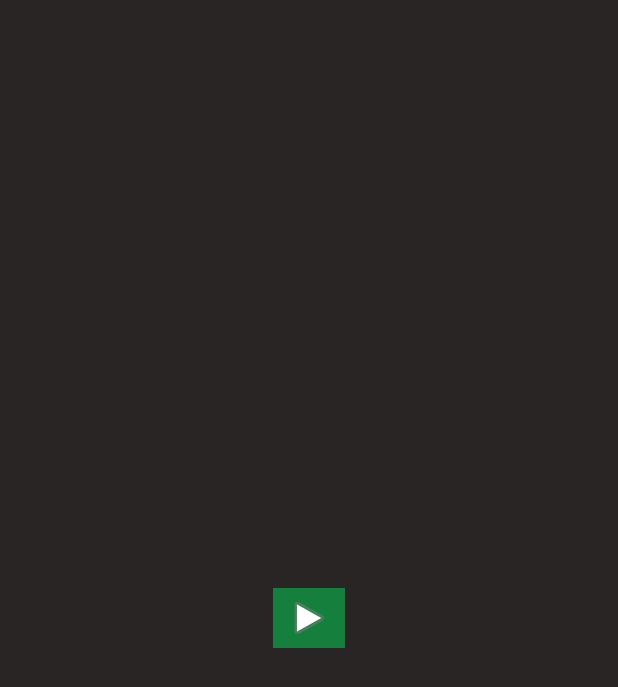
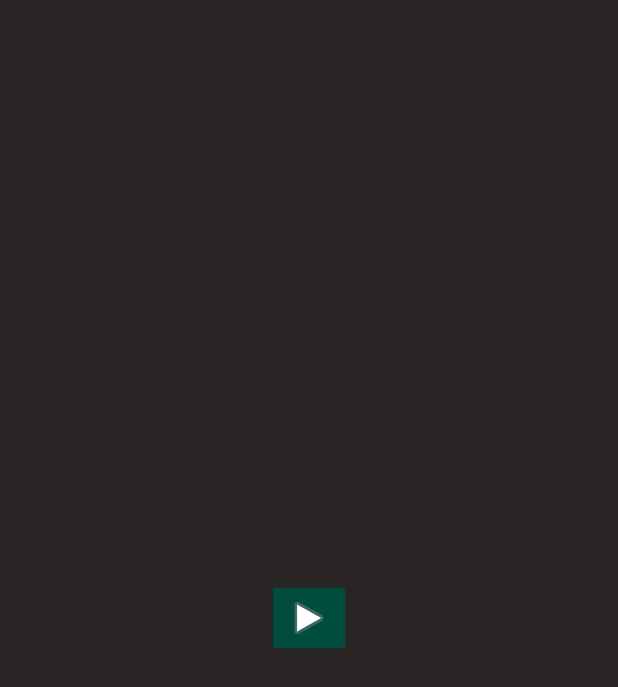
Before and after one commit to cliambrown/EasyNoise, an Android app: the screen it shows after launch (MainActivity), on a phone screen of 412 x 824 dp. Shown: the top 687 px of the screen. Run offline under Robolectric (Android 15) with nearby library versions, the phone set to English and light mode, and no system bars; 4 statements that could not run were skipped.

Commit message:
Widget WIP

```diff
--- a/app/src/main/java/com/cliambrown/easynoise/MainActivity.kt
+++ b/app/src/main/java/com/cliambrown/easynoise/MainActivity.kt
@@ -55,13 +55,13 @@ class MainActivity : AppCompatActivity(), PlayerService.Callbacks {
         serviceIsBound = false
     }
 
-    fun startAudio(view: View) {
+    fun play(view: View) {
         val intent = Intent(this@MainActivity, NotificationReceiver::class.java)
         intent.setAction(PLAY)
         sendBroadcast(intent)
     }
 
-    fun pauseAudio(view: View) {
+    fun pause(view: View) {
         val intent = Intent(this@MainActivity, NotificationReceiver::class.java)
         intent.setAction(PAUSE)
         sendBroadcast(intent)
--- a/app/src/main/java/com/cliambrown/easynoise/helpers/Constants.kt
+++ b/app/src/main/java/com/cliambrown/easynoise/helpers/Constants.kt
@@ -4,5 +4,9 @@ private const val PATH = "com.cliambrown.easynoise.action."
 
 const val PLAY = PATH + "PLAY"
 const val PAUSE = PATH + "PAUSE"
+const val DISMISS = PATH + "DISMISS"
+
+const val WIDGET_PLAY = PATH + "WIDGET_PLAY"
+const val WIDGET_PAUSE = PATH + "WIDGET_PAUSE"
 
 const val CHANNEL_ID = PATH + "channel"
--- a/app/src/main/res/layout/activity_main.xml
+++ b/app/src/main/res/layout/activity_main.xml
@@ -5,16 +5,16 @@
     android:layout_width="match_parent"
     android:layout_height="match_parent"
     android:theme="@android:style/Theme.Black.NoTitleBar"
-    android:background="#292524"
+    android:background="@color/background"
     tools:context=".MainActivity">
 
     <ImageButton
         android:id="@+id/playButton"
         android:layout_width="wrap_content"
         android:layout_height="wrap_content"
-        android:backgroundTint="#15803D"
+        android:backgroundTint="@color/secondaryColor"
         app:srcCompat="@android:drawable/ic_media_play"
-        android:onClick="startAudio"
+        android:onClick="play"
         app:layout_constraintBottom_toBottomOf="parent"
         app:layout_constraintEnd_toEndOf="parent"
         app:layout_constraintStart_toStartOf="parent"
@@ -24,8 +24,8 @@
         android:id="@+id/pauseButton"
         android:layout_width="wrap_content"
         android:layout_height="wrap_content"
-        android:backgroundTint="#15803D"
-        android:onClick="pauseAudio"
+        android:backgroundTint="@color/secondaryColor"
+        android:onClick="pause"
         android:visibility="invisible"
         app:layout_constraintBottom_toBottomOf="parent"
         app:layout_constraintEnd_toEndOf="parent"
--- a/app/src/main/res/values-night-v31/themes.xml
+++ b/app/src/main/res/values-night-v31/themes.xml
@@ -5,7 +5,7 @@
     -->
     <style name="Theme.EasyNoise.AppWidgetContainerParent" parent="@android:style/Theme.DeviceDefault.DayNight">
         <item name="appWidgetRadius">@android:dimen/system_app_widget_background_radius</item>
-        <item name="appWidgetPadding">@android:dimen/system_app_widget_internal_padding</item>
+<!--        <item name="appWidgetPadding">@android:dimen/system_app_widget_internal_padding</item>-->
         <item name="appWidgetInnerRadius">@android:dimen/system_app_widget_inner_radius</item>
     </style>
 </resources>
--- a/app/src/main/res/values-night/themes.xml
+++ b/app/src/main/res/values-night/themes.xml
@@ -2,15 +2,15 @@
     <!-- Base application theme. -->
     <style name="Theme.EasyNoise" parent="Theme.MaterialComponents.DayNight.NoActionBar">
         <!-- Primary brand color. -->
-        <item name="colorPrimary">@color/purple_200</item>
-        <item name="colorPrimaryVariant">@color/purple_700</item>
-        <item name="colorOnPrimary">@color/black</item>
+        <item name="colorPrimary">@color/primaryDarkColor</item>
+        <item name="colorPrimaryVariant">@color/primaryColor</item>
+        <item name="colorOnPrimary">@color/primaryTextColor</item>
         <!-- Secondary brand color. -->
-        <item name="colorSecondary">@color/teal_200</item>
-        <item name="colorSecondaryVariant">@color/teal_200</item>
-        <item name="colorOnSecondary">@color/black</item>
+        <item name="colorSecondary">@color/secondaryColor</item>
+        <item name="colorSecondaryVariant">@color/secondaryDarkColor</item>
+        <item name="colorOnSecondary">@color/secondaryTextColor</item>
         <!-- Status bar color. -->
-        <item name="android:statusBarColor" tools:targetApi="l">?attr/colorPrimaryVariant</item>
+        <item name="android:statusBarColor" tools:targetApi="l">@color/background</item>
         <!-- Customize your theme here. -->
     </style>
 </resources>
--- a/app/src/main/res/values-v31/themes.xml
+++ b/app/src/main/res/values-v31/themes.xml
@@ -6,7 +6,7 @@
     -->
     <style name="Theme.EasyNoise.AppWidgetContainerParent" parent="@android:style/Theme.DeviceDefault.DayNight">
         <item name="appWidgetRadius">@android:dimen/system_app_widget_background_radius</item>
-        <item name="appWidgetPadding">@android:dimen/system_app_widget_internal_padding</item>
+<!--        <item name="appWidgetPadding">@android:dimen/system_app_widget_internal_padding</item>-->
         <item name="appWidgetInnerRadius">@android:dimen/system_app_widget_inner_radius</item>
     </style>
 </resources>
--- a/app/src/main/res/values/colors.xml
+++ b/app/src/main/res/values/colors.xml
@@ -1,14 +1,12 @@
 <?xml version="1.0" encoding="utf-8"?>
 <resources>
-    <color name="purple_200">#FFBB86FC</color>
-    <color name="purple_500">#FF6200EE</color>
-    <color name="purple_700">#FF3700B3</color>
-    <color name="teal_200">#FF03DAC5</color>
-    <color name="teal_700">#FF018786</color>
-    <color name="black">#FF000000</color>
-    <color name="white">#FFFFFFFF</color>
-    <color name="light_blue_50">#FFE1F5FE</color>
-    <color name="light_blue_200">#FF81D4FA</color>
-    <color name="light_blue_600">#FF039BE5</color>
-    <color name="light_blue_900">#FF01579B</color>
+    <color name="primaryColor">#FFb71c1c</color>
+    <color name="primaryLightColor">#FFf05545</color>
+    <color name="primaryDarkColor">#FF7f0000</color>
+    <color name="secondaryColor">#FF004d40</color>
+    <color name="secondaryLightColor">#FF39796b</color>
+    <color name="secondaryDarkColor">#FF00251a</color>
+    <color name="primaryTextColor">#FFffffff</color>
+    <color name="secondaryTextColor">#FFffffff</color>
+    <color name="background">#FF292524</color>
 </resources>
--- a/app/src/main/res/values/strings.xml
+++ b/app/src/main/res/values/strings.xml
@@ -4,7 +4,8 @@
     <string name="channel_description">Controller notification for Easy Noise</string>
     <string name="play">Play</string>
     <string name="pause">Pause</string>
+    <string name="dismiss">Dismiss</string>
     <string name="appwidget_text">EXAMPLE</string>
     <string name="add_widget">Add widget</string>
-    <string name="app_widget_description">This is an app widget description</string>
+    <string name="app_widget_description">Easy Noise widget</string>
 </resources>
--- a/app/src/main/res/values/themes.xml
+++ b/app/src/main/res/values/themes.xml
@@ -2,15 +2,15 @@
     <!-- Base application theme. -->
     <style name="Theme.EasyNoise" parent="Theme.MaterialComponents.DayNight.NoActionBar">
         <!-- Primary brand color. -->
-        <item name="colorPrimary">@color/purple_500</item>
-        <item name="colorPrimaryVariant">@color/purple_700</item>
-        <item name="colorOnPrimary">@color/white</item>
+        <item name="colorPrimary">@color/primaryDarkColor</item>
+        <item name="colorPrimaryVariant">@color/primaryColor</item>
+        <item name="colorOnPrimary">@color/primaryTextColor</item>
         <!-- Secondary brand color. -->
-        <item name="colorSecondary">@color/teal_200</item>
-        <item name="colorSecondaryVariant">@color/teal_700</item>
-        <item name="colorOnSecondary">@color/black</item>
+        <item name="colorSecondary">@color/secondaryColor</item>
+        <item name="colorSecondaryVariant">@color/secondaryDarkColor</item>
+        <item name="colorOnSecondary">@color/secondaryTextColor</item>
         <!-- Status bar color. -->
-        <item name="android:statusBarColor" tools:targetApi="l">?attr/colorPrimaryVariant</item>
+        <item name="android:statusBarColor" tools:targetApi="l">@color/background</item>
         <!-- Customize your theme here. -->
     </style>
 
```
Also changed, not shown: app/src/main/java/com/cliambrown/easynoise/EasyNoiseWidget.kt (+41 -2 lines), app/src/main/java/com/cliambrown/easynoise/NotificationReceiver.kt (+1 -6 lines), app/src/main/java/com/cliambrown/easynoise/NotificationUtils.kt (+22 -2 lines), app/src/main/java/com/cliambrown/easynoise/PlayerService.kt (+20 -8 lines), app/src/main/res/layout/easy_noise_widget.xml (+13 -8 lines), app/src/main/res/layout/notification_layout.xml (added, +63 -0 lines).
